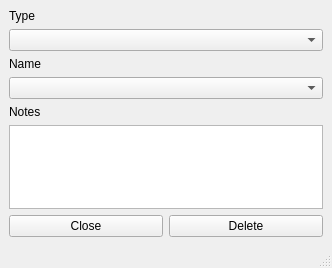
Before: the Qt Designer form UI files/TraitEdit.ui in Jhecks/Character-sheet, drawn with Qt 5.
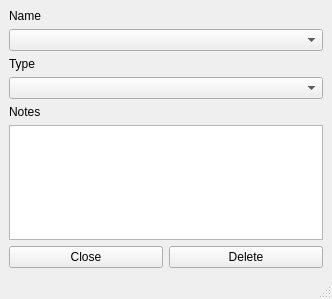
After: the same form once the commit is applied.

```diff
--- a/UI files/TraitEdit.ui
+++ b/UI files/TraitEdit.ui
@@ -7,7 +7,7 @@
     <x>0</x>
     <y>0</y>
     <width>332</width>
-    <height>268</height>
+    <height>299</height>
    </rect>
   </property>
   <property name="windowTitle">
@@ -15,49 +15,49 @@
   </property>
   <widget class="QWidget" name="centralwidget">
    <layout class="QGridLayout" name="gridLayout">
-    <item row="1" column="0" colspan="2">
-     <widget class="QComboBox" name="type"/>
-    </item>
-    <item row="3" column="0" colspan="2">
-     <widget class="QComboBox" name="name"/>
-    </item>
-    <item row="6" column="1">
-     <widget class="QPushButton" name="deleteButton">
-      <property name="text">
-       <string>Delete</string>
-      </property>
-     </widget>
-    </item>
-    <item row="6" column="0">
+    <item row="7" column="0">
      <widget class="QPushButton" name="closeButton">
       <property name="text">
        <string>Close</string>
       </property>
      </widget>
     </item>
-    <item row="4" column="0" colspan="2">
+    <item row="7" column="1">
+     <widget class="QPushButton" name="deleteButton">
+      <property name="text">
+       <string>Delete</string>
+      </property>
+     </widget>
+    </item>
+    <item row="5" column="0" colspan="2">
      <widget class="QLabel" name="label_3">
       <property name="text">
        <string>Notes</string>
       </property>
      </widget>
     </item>
-    <item row="0" column="0" colspan="2">
-     <widget class="QLabel" name="label">
-      <property name="text">
-       <string>Type</string>
-      </property>
-     </widget>
+    <item row="6" column="0" colspan="2">
+     <widget class="QTextBrowser" name="notes"/>
     </item>
-    <item row="2" column="0">
+    <item row="4" column="0" colspan="2">
+     <widget class="QComboBox" name="type"/>
+    </item>
+    <item row="2" column="0" colspan="2">
+     <widget class="QComboBox" name="name"/>
+    </item>
+    <item row="1" column="0">
      <widget class="QLabel" name="label_2">
       <property name="text">
        <string>Name</string>
       </property>
      </widget>
     </item>
-    <item row="5" column="0" colspan="2">
-     <widget class="QTextBrowser" name="notes"/>
+    <item row="3" column="0">
+     <widget class="QLabel" name="label">
+      <property name="text">
+       <string>Type</string>
+      </property>
+     </widget>
     </item>
    </layout>
   </widget>
```
